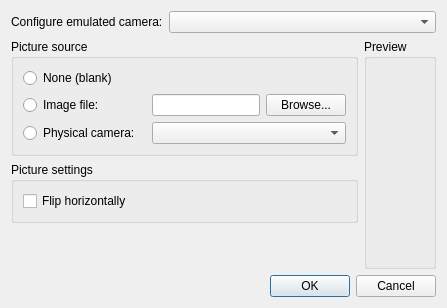
Above: src/frontend/qt_sdl/CameraSettingsDialog.ui from tjdduq23-droid/melonDS-1.1-korean before the change. Below: the same form after it.
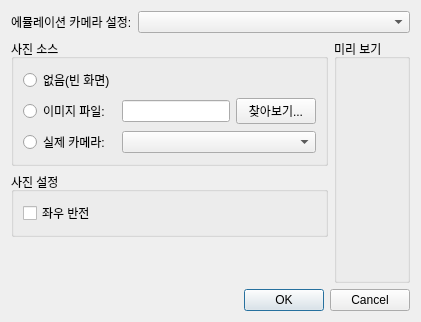
That is the form after the change.

Commit message: Add Korean settings and audio speed patch

Diff of the .ui file:
```diff
--- a/src/frontend/qt_sdl/CameraSettingsDialog.ui
+++ b/src/frontend/qt_sdl/CameraSettingsDialog.ui
@@ -28,7 +28,7 @@
      <item>
       <widget class="QLabel" name="label">
        <property name="text">
-        <string>Configure emulated camera:</string>
+        <string>에뮬레이션 카메라 설정:</string>
        </property>
       </widget>
      </item>
@@ -42,7 +42,7 @@
      <item row="0" column="0">
       <widget class="QGroupBox" name="groupBox">
        <property name="title">
-        <string>Picture source</string>
+        <string>사진 소스</string>
        </property>
        <layout class="QGridLayout" name="gridLayout_2">
         <item row="1" column="2">
@@ -51,28 +51,28 @@
         <item row="0" column="0" colspan="4">
          <widget class="QRadioButton" name="rbPictureNone">
           <property name="text">
-           <string>None (blank)</string>
+           <string>없음(빈 화면)</string>
           </property>
          </widget>
         </item>
         <item row="1" column="3">
          <widget class="QPushButton" name="btnSrcImageBrowse">
           <property name="text">
-           <string>Browse...</string>
+           <string>찾아보기...</string>
           </property>
          </widget>
         </item>
         <item row="2" column="0">
          <widget class="QRadioButton" name="rbPictureCamera">
           <property name="text">
-           <string>Physical camera:</string>
+           <string>실제 카메라:</string>
           </property>
          </widget>
         </item>
         <item row="1" column="0">
          <widget class="QRadioButton" name="rbPictureImg">
           <property name="text">
-           <string>Image file:</string>
+           <string>이미지 파일:</string>
           </property>
          </widget>
         </item>
@@ -85,13 +85,13 @@
      <item row="1" column="0">
       <widget class="QGroupBox" name="groupBox_3">
        <property name="title">
-        <string>Picture settings</string>
+        <string>사진 설정</string>
        </property>
        <layout class="QGridLayout" name="gridLayout_4">
         <item row="0" column="0">
          <widget class="QCheckBox" name="chkFlipPicture">
           <property name="text">
-           <string>Flip horizontally</string>
+           <string>좌우 반전</string>
           </property>
          </widget>
         </item>
@@ -114,7 +114,7 @@
      <item row="0" column="2" rowspan="3">
       <widget class="QGroupBox" name="grpPreview">
        <property name="title">
-        <string>Preview</string>
+        <string>미리 보기</string>
        </property>
       </widget>
      </item>
```
Left out of the diff: 2 changed lines with no effect on the pictures. The commit also changes 19 other files.
